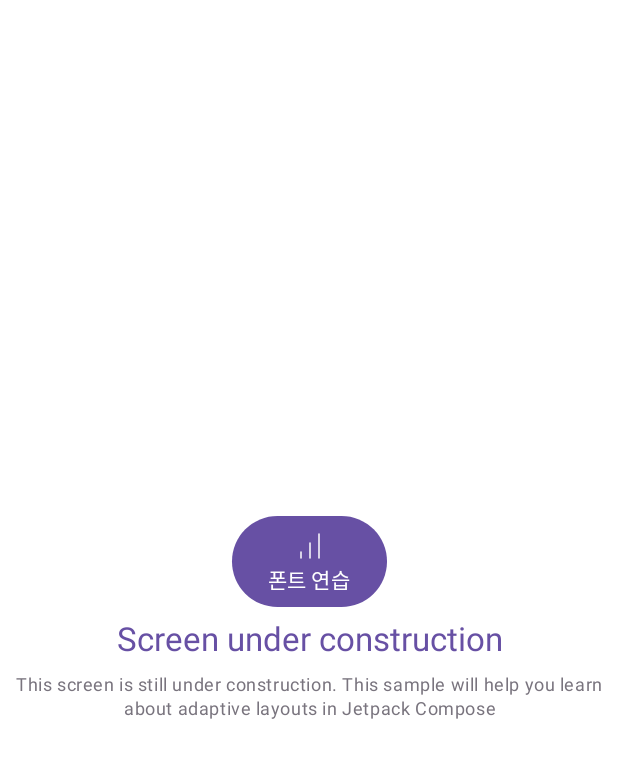
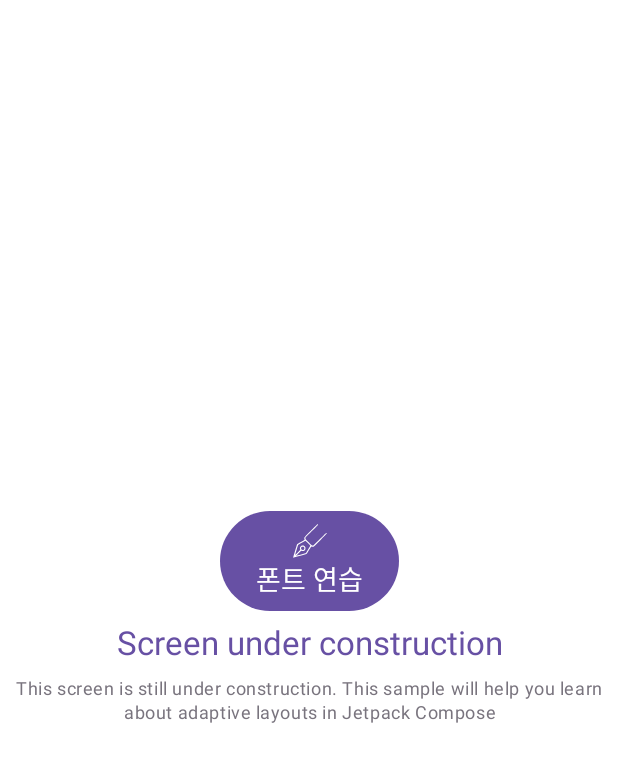
Before and after one commit to CaTs-CBNU/Cat-ch, an Android app built with Jetpack Compose: the @Preview function ComingSoonPreview, on a phone screen of 412 x 824 dp. Shown: the top 762 px of the screen. Run offline under Robolectric (Android 15) with nearby library versions, the phone set to English and light mode, and no system bars.

Commit message:
update/ 메뉴 아이콘 및 폰트사이즈 변경

```diff
--- a/android/app/src/main/java/com/cbnu/cats/ui/EmptyComingSoon.kt
+++ b/android/app/src/main/java/com/cbnu/cats/ui/EmptyComingSoon.kt
@@ -18,7 +18,6 @@
 
 import androidx.compose.foundation.layout.Arrangement
 import androidx.compose.foundation.layout.Column
-import androidx.compose.foundation.layout.PaddingValues
 import androidx.compose.foundation.layout.Spacer
 import androidx.compose.foundation.layout.fillMaxSize
 import androidx.compose.foundation.layout.padding
@@ -33,9 +32,11 @@
 import androidx.compose.ui.Modifier
 import androidx.compose.ui.res.painterResource
 import androidx.compose.ui.res.stringResource
+import androidx.compose.ui.text.TextStyle
 import androidx.compose.ui.text.style.TextAlign
 import androidx.compose.ui.tooling.preview.Preview
 import androidx.compose.ui.unit.dp
+import androidx.compose.ui.unit.sp
 import com.cbnu.cats.R
 
 @Composable
@@ -53,11 +54,11 @@
         ) {
             Column(horizontalAlignment = Alignment.CenterHorizontally) {
                 Icon(
-                    painter = painterResource(id = R.drawable.ic_size),
+                    painter = painterResource(id = R.drawable.ic_pen),
                     contentDescription = null
                 )
                 Spacer(modifier = Modifier.width(4.dp))
-                Text(text = "폰트 연습")
+                Text(text = "폰트 연습", style = TextStyle(fontSize = 18.sp))
             }
         }
         Text(
```
